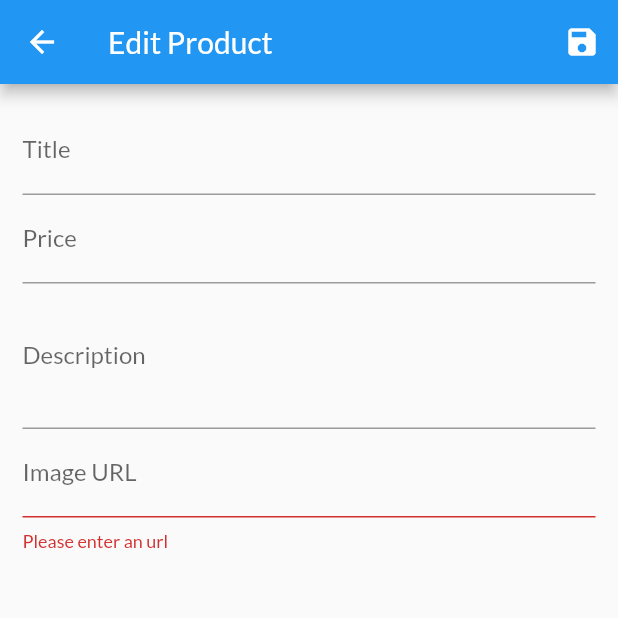
After one commit to michaelpropp18/ShopApp, a Flutter app: the EditProductScreen screen opened by its route, after a tap on the "save" icon, on a phone screen of 412 x 824 dp, the top half of it. The commit adds this screen. Run offline on Flutter 3.47's test engine with Material 2 defaults, Android fonts, the phone set to English and light mode, and no system bars; network calls fail.

Commit message:
adding products

```diff
--- a/lib/main.dart
+++ b/lib/main.dart
@@ -9,6 +9,7 @@ import './screens/cart_screen.dart';
 import './models/orders.dart';
 import './screens/orders_screen.dart';
 import './screens/user_products_screen.dart';
+import './screens/edit_product_screen.dart';
 
 void main() {
   runApp(MyApp());
@@ -48,6 +49,7 @@ class MyApp extends StatelessWidget {
           CartScreen.routeName: (ctx) => CartScreen(),
           OrdersScreen.routeName: (ctx) => OrdersScreen(),
           UserProductsScreen.routeName: (ctx) => UserProductsScreen(),
+          EditProductScreen.routeName: (ctx) => EditProductScreen(),
         },
       ),
     );
--- a/lib/models/products.dart
+++ b/lib/models/products.dart
@@ -46,12 +46,17 @@ class Products with ChangeNotifier {
     return _items.where((i) => i.isFavorite).toList();
   }
 
-  void addProduct() {
-    //_items.add(product);
+  void addProduct(Product product) {
+    final newProduct = Product(
+      title: product.title,
+      description: product.description,
+      id: DateTime.now().toString(),
+      imageUrl: product.imageUrl,
+      price: product.price,
+    );
+    _items.add(newProduct);
     notifyListeners();
   }
-
-
 
   Product findById(String id) {
     return _items.firstWhere((p) => p.id == id);
--- /dev/null
+++ b/lib/screens/edit_product_screen.dart
@@ -0,0 +1,143 @@
+import 'package:flutter/material.dart';
+import 'package:provider/provider.dart';
+
+import '../models/product.dart';
+import '../models/products.dart';
+
+class EditProductScreen extends StatefulWidget {
+  static const routeName = '/edit-products';
+  @override
+  _EditProductScreenState createState() => _EditProductScreenState();
+}
+
+class _EditProductScreenState extends State<EditProductScreen> {
+  final _priceFocusNode = FocusNode();
+  final _descriptionFocusNode = FocusNode();
+  final _imageUrlController = TextEditingController();
+  final _form = GlobalKey<FormState>();
+
+  Product _editedProduct = Product(
+    id: null,
+    title: '',
+    price: 0,
+    description: '',
+    imageUrl: '',
+  );
+
+  @override
+  void dispose() {
+    _priceFocusNode.dispose();
+    _descriptionFocusNode.dispose();
+    _imageUrlController.dispose();
+    super.dispose();
+  }
+
+  void _saveForm() {
+    final isValid = _form.currentState.validate();
+    if (!isValid) {
+      return;
+    }
+    _form.currentState.save();
+    Provider.of<Products>(context, listen: false).addProduct(_editedProduct);
+    Navigator.of(context).pop();
+  }
+
+  @override
+  Widget build(BuildContext context) {
+    return Scaffold(
+      appBar: AppBar(
+        title: Text('Edit Product'),
+        actions: <Widget>[
+          IconButton(
+            icon: Icon(Icons.save),
+            onPressed: _saveForm,
+          ),
+        ],
+      ),
+      body: Padding(
+        padding: const EdgeInsets.all(15.0),
+        child: Form(
+          key: _form,
+          child: ListView(
+            children: <Widget>[
+              TextFormField(
+                decoration: InputDecoration(labelText: 'Title '),
+                textInputAction: TextInputAction.next,
+                onFieldSubmitted: (_) {
+                  FocusScope.of(context).requestFocus(_priceFocusNode);
+                },
+                onSaved: (val) {
+                  _editedProduct = Product(
+                    title: val,
+                    price: _editedProduct.price,
+                    description: _editedProduct.description,
+                    imageUrl: _editedProduct.imageUrl,
+                    id: null,
+                  );
+                },
+              ),
+              TextFormField(
+                decoration: InputDecoration(labelText: 'Price '),
+                textInputAction: TextInputAction.next,
+                keyboardType: TextInputType.number,
+                focusNode: _priceFocusNode,
+                onFieldSubmitted: (_) {
+                  FocusScope.of(context).requestFocus(_descriptionFocusNode);
+                },
+                onSaved: (val) {
+                  _editedProduct = Product(
+                    price: double.parse(val),
+                    title: _editedProduct.title,
+                    description: _editedProduct.description,
+                    imageUrl: _editedProduct.imageUrl,
+                    id: null,
+                  );
+                },
+              ),
+              TextFormField(
+                decoration: InputDecoration(labelText: 'Description '),
+                maxLines: 3,
+                focusNode: _descriptionFocusNode,
+                keyboardType: TextInputType.multiline,
+                onSaved: (val) {
+                  _editedProduct = Product(
+                    price: _editedProduct.price,
+                    title: _editedProduct.title,
+                    description: val,
+                    imageUrl: _editedProduct.imageUrl,
+                    id: null,
+                  );
+                },
+              ),
+              TextFormField(
+                decoration: InputDecoration(labelText: 'Image URL'),
+                keyboardType: TextInputType.url,
+                textInputAction: TextInputAction.done,
+                controller: _imageUrlController,
+                onFieldSubmitted: (_) => _saveForm(),
+                validator: (val) {
+                  if (val.isEmpty) {
+                    return 'Please enter an url';
+                  } else {
+                    return null; // no error
+                  }
+                },
+                onSaved: (val) {
+                  _editedProduct = Product(
+                    price: _editedProduct.price,
+                    title: _editedProduct.title,
+                    description: _editedProduct.description,
+                    //imageUrl: val,
+                    imageUrl:
+                        'https://upload.wikimedia.org/wikipedia/commons/a/a2/Happy_Dog_%2814591980751%29.jpg',
+                    id: null,
+                  );
+                },
+              ),
+            ],
+          ),
+        ),
+      ),
+    );
+  }
+}
--- a/lib/screens/user_products_screen.dart
+++ b/lib/screens/user_products_screen.dart
@@ -4,6 +4,7 @@ import 'package:provider/provider.dart';
 import '../widgets/user_product_item.dart';
 import '../models/products.dart';
 import '../widgets/app_drawer.dart';
+import '../screens/edit_product_screen.dart';
 
 class UserProductsScreen extends StatelessWidget {
   static const routeName = '/user-products';
@@ -17,7 +18,9 @@ class UserProductsScreen extends StatelessWidget {
         actions: <Widget>[
           IconButton(
             icon: Icon(Icons.add),
-            onPressed: () {},
+            onPressed: () {
+              Navigator.of(context).pushNamed(EditProductScreen.routeName);
+            },
           ),
         ],
       ),
```
